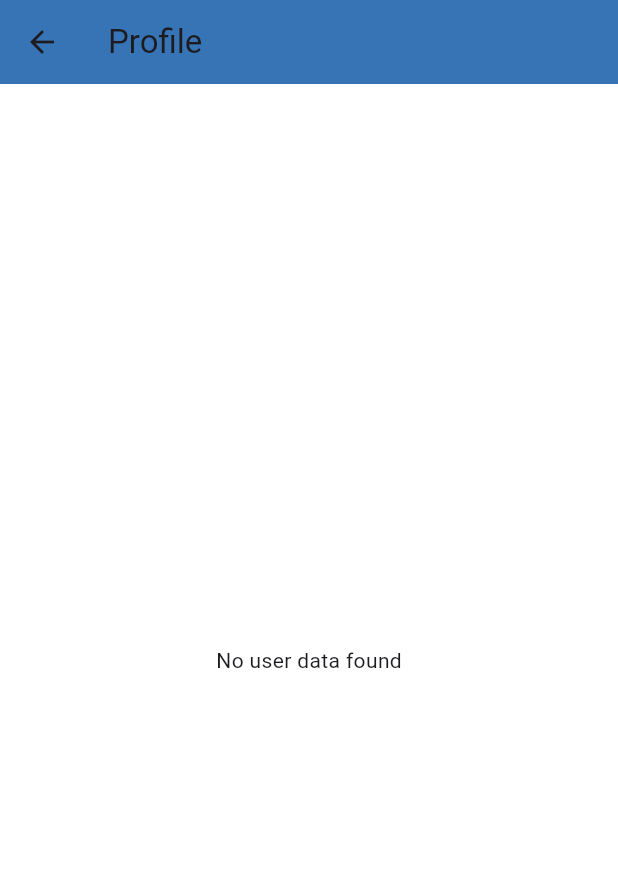
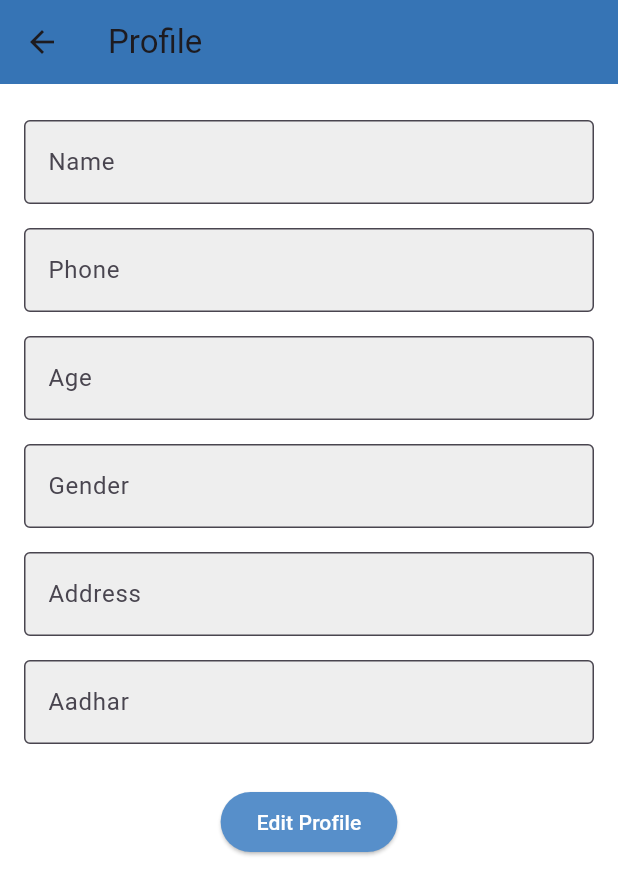
Before and after one commit to HOX-Aswin/women_safety_app-Ungal_kaavalan-, a Flutter app: the ProfileScreen screen opened directly, on a phone screen of 412 x 824 dp. Shown: the top 895 px of the screen. Run offline on Flutter 3.47's test engine with Material 3 defaults, Android fonts, the phone set to English and light mode, and no system bars; our stand-ins replace cloud_firestore, firebase_auth, firebase_core, flutter_riverpod, go_router, permission_handler and 1 more; accounts and stored records are empty.

Commit message:
solved gender null problem

```diff
--- a/lib/screens/auth_screens/signup_screen.dart
+++ b/lib/screens/auth_screens/signup_screen.dart
@@ -36,21 +36,19 @@ class SignUpScreen extends ConsumerWidget {
           password: passwordController.text.trim(),
         );
 
-        String uid = userCredential.user!.uid;
-        // ignore: invalid_use_of_protected_member, invalid_use_of_visible_for_testing_member
-        ref.read(uidProvider.notifier).state = userCredential.user!.uid;
+        final uid = userCredential.user!.uid;
+        final gender = ref.read(genderProvider);
         await FirebaseFirestore.instance.collection('users').doc(uid).set({
           'name': nameController.text,
           'email': emailController.text,
           'phone': phoneController.text,
-          'gender': _selectedGender,
+          'gender': gender,
           'age': ageController.text,
           'address': addressController.text,
           'aadhar': aadharController.text,
         });
-
-        // ignore: invalid_use_of_protected_member, invalid_use_of_visible_for_testing_member
-        ref.read(authProvider.notifier).state = true;
+        await ref.read(uidProvider.notifier).setUid(uid);
+        await ref.read(authProvider.notifier).setAuthState(true);
         // ignore: use_build_context_synchronously
         context.go('/landing');
       } catch (e) {
@@ -171,7 +169,10 @@ class SignUpScreen extends ConsumerWidget {
       items: ["Male", "Female", "Other"]
           .map((label) => DropdownMenuItem(value: label, child: Text(label)))
           .toList(),
-      onChanged: (value) => ref.read(genderProvider.notifier).state = value,
+      onChanged: (value) {
+        ref.read(genderProvider.notifier).state = value;
+        _selectedGender = value;
+      },
       decoration: InputDecoration(
         labelText: "Gender",
         prefixIcon:
--- a/lib/screens/core_screens/home_screen.dart
+++ b/lib/screens/core_screens/home_screen.dart
@@ -14,7 +14,6 @@ class _HomeScreenState extends State<HomeScreen> {
 
   // Emergency contacts
   final List<String> emergencyNumbers = ["6381477929", "8778938882","8072661442","6383488874"];
- // final String emergencyMessage = "❤️Aswin Weds Deepa❤️";
   final String emergencyMessage = "🚨 SOS! I need help immediately. Please contact me!";
   // Function to send SOS message
   Future<void> _sendSOS() async {
--- a/lib/screens/core_screens/profile_screen.dart
+++ b/lib/screens/core_screens/profile_screen.dart
@@ -12,8 +12,8 @@ class ProfileScreen extends ConsumerStatefulWidget {
 }
 
 class _ProfileScreenState extends ConsumerState<ProfileScreen> {
-  Map<String, dynamic>? userData;
   bool _isLoading = true;
+  Map<String, String> userData = {};
 
   @override
   void initState() {
@@ -21,19 +21,26 @@ class _ProfileScreenState extends ConsumerState<ProfileScreen> {
     fetchUserData();
   }
 
-  void fetchUserData() async {
+  Future<void> fetchUserData() async {
+    setState(() {
+      _isLoading = true;
+    });
+
     final uid = ref.read(uidProvider);
-    if (uid == null) {
-      setState(() => _isLoading = false);
-      return;
-    }
-
     DocumentSnapshot userDoc =
         await FirebaseFirestore.instance.collection('users').doc(uid).get();
 
     if (userDoc.exists) {
+      Map<String, dynamic> data = userDoc.data() as Map<String, dynamic>;
       setState(() {
-        userData = userDoc.data() as Map<String, dynamic>?;
+        userData = {
+          'name': data['name'] ?? "",
+          'phone': data['phone'] ?? "",
+          'age': data['age'] ?? "",
+          'gender': data['gender'] ?? "",
+          'address': data['address'] ?? "",
+          'aadhar': data['aadhar'] ?? "",
+        };
         _isLoading = false;
       });
     } else {
@@ -45,34 +52,31 @@ class _ProfileScreenState extends ConsumerState<ProfileScreen> {
 
   @override
   Widget build(BuildContext context) {
-    final uid = ref.watch(uidProvider);
-
     return Scaffold(
       appBar: AppBar(title: Text("Profile"), backgroundColor: Color(0xFF3674B5)),
       body: _isLoading
           ? Center(child: CircularProgressIndicator())
-          : userData == null
-              ? Center(child: Text("No user data found"))
-              : Padding(
+          : RefreshIndicator(
+              onRefresh: fetchUserData, // Pull-to-refresh
+              child: Padding(
                 padding: EdgeInsets.all(16.0),
                 child: SingleChildScrollView(
+                  physics: AlwaysScrollableScrollPhysics(), // Allows refresh even when content is short
                   child: Column(
                     children: [
-                        _buildTextField("Name", userData!['name']),
-                        _buildTextField("Phone", userData!['phone']),
-                        _buildTextField("Age", userData!['age']),
-                        _buildTextField("Gender", userData!['gender']),
-                        _buildTextField("Address", userData!['address']),
-                        _buildTextField("Aadhar", userData!['aadhar']),
+                      _buildReadOnlyField("Name", userData['name']!),
+                      _buildReadOnlyField("Phone", userData['phone']!),
+                      _buildReadOnlyField("Age", userData['age']!),
+                      _buildReadOnlyField("Gender", userData['gender']!),
+                      _buildReadOnlyField("Address", userData['address']!),
+                      _buildReadOnlyField("Aadhar", userData['aadhar']!),
                       SizedBox(height: 20),
                       ElevatedButton(
                         onPressed: () {
                           Navigator.push(
                             context,
-                              MaterialPageRoute(
-                                builder: (_) => EditProfileScreen(uid: uid!),
-                              ),
-                            ).then((_) => fetchUserData()); // Refresh on return
+                            MaterialPageRoute(builder: (context) => EditProfileScreen()),
+                          ).then((_) => fetchUserData()); // Refresh after editing
                         },
                         style: ElevatedButton.styleFrom(
                           backgroundColor: Color(0xFF578FCA),
@@ -83,18 +87,21 @@ class _ProfileScreenState extends ConsumerState<ProfileScreen> {
                   ),
                 ),
               ),
+            ),
     );
   }
 
-  Widget _buildTextField(String label, String value) {
+  Widget _buildReadOnlyField(String label, String value) {
     return Padding(
       padding: const EdgeInsets.symmetric(vertical: 8.0),
       child: TextFormField(
+        readOnly: true,
         initialValue: value,
-        readOnly: true,
         decoration: InputDecoration(
           labelText: label,
           border: OutlineInputBorder(),
+          filled: true,
+          fillColor: Colors.grey[200], // Read-only background color
         ),
       ),
     );
```
Also changed, not shown: lib/providers/provider.dart (+17 -2 lines), lib/screens/core_screens/edit_information_screen.dart (+10 -7 lines), pubspec.lock. Lines whose indentation alone changed are shown as unchanged.
